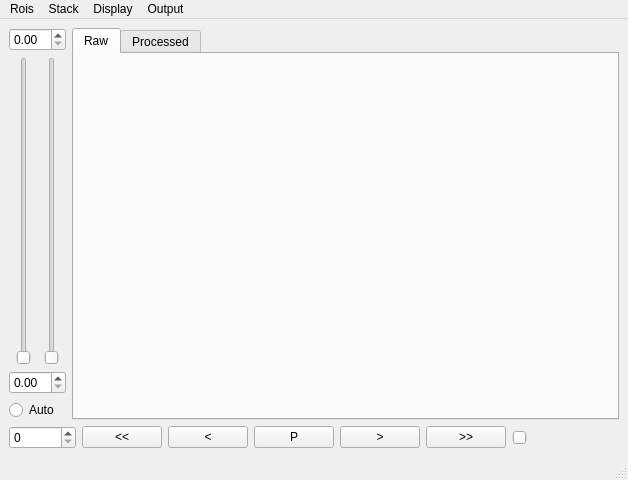
Old version of the form SequenceDisplayGui.ui in the repository fedeceri85/robopy2.
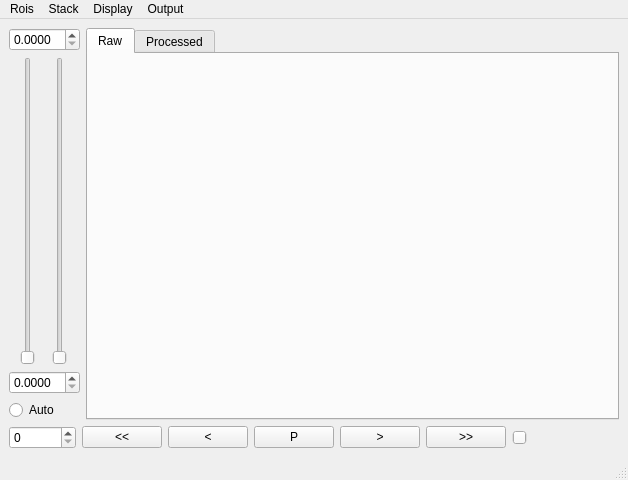
New version of the form.

Commit message: change min max spinbox precision

What changed in the file:
```diff
--- a/SequenceDisplayGui.ui
+++ b/SequenceDisplayGui.ui
@@ -20,7 +20,11 @@
       <item>
        <layout class="QVBoxLayout" name="verticalLayout_2">
         <item>
-         <widget class="QDoubleSpinBox" name="colorMaxSpinBox"/>
+         <widget class="QDoubleSpinBox" name="colorMaxSpinBox">
+          <property name="decimals">
+           <number>4</number>
+          </property>
+         </widget>
         </item>
         <item>
          <layout class="QHBoxLayout" name="horizontalLayout_2">
@@ -53,7 +57,11 @@
          </layout>
         </item>
         <item>
-         <widget class="QDoubleSpinBox" name="colorMinSpinBox"/>
+         <widget class="QDoubleSpinBox" name="colorMinSpinBox">
+          <property name="decimals">
+           <number>4</number>
+          </property>
+         </widget>
         </item>
         <item>
          <widget class="QRadioButton" name="colorAutoRadioButton">
```
Left out of the diff: 2 changed lines with no effect on the pictures. The commit also changes 1 other file.
